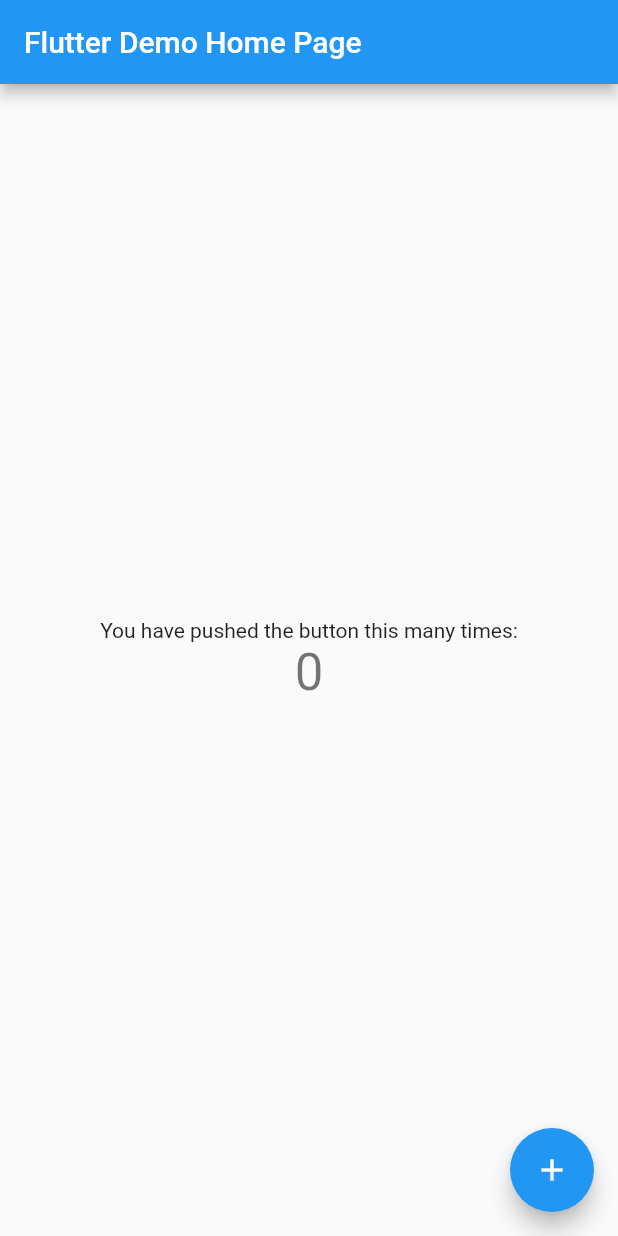
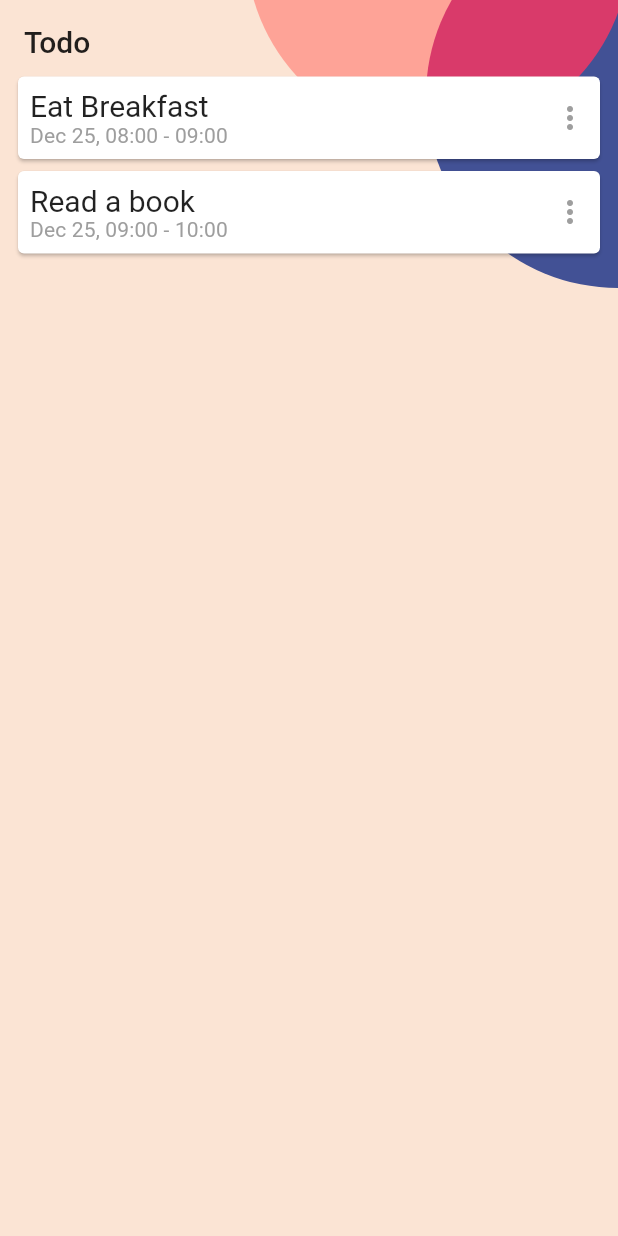
Before and after one commit to CoderJava/Flutter-Firestore-Todo, a Flutter app: the screen it shows after launch, on a phone screen of 412 x 824 dp. Run offline on Flutter 3.47's test engine with Material 2 defaults, Android fonts, the phone set to English and light mode, and no system bars; our stand-ins replace cloud_firestore; accounts and stored records are empty.

Commit message:
Create background for list todo

```diff
--- a/lib/main.dart
+++ b/lib/main.dart
@@ -1,111 +1,143 @@
+import 'package:cloud_firestore/cloud_firestore.dart';
 import 'package:flutter/material.dart';
 
 void main() => runApp(MyApp());
 
 class MyApp extends StatelessWidget {
-  // This widget is the root of your application.
   @override
   Widget build(BuildContext context) {
     return MaterialApp(
       title: 'Flutter Demo',
+      debugShowCheckedModeBanner: false,
       theme: ThemeData(
-        // This is the theme of your application.
-        //
-        // Try running your application with "flutter run". You'll see the
-        // application has a blue toolbar. Then, without quitting the app, try
-        // changing the primarySwatch below to Colors.green and then invoke
-        // "hot reload" (press "r" in the console where you ran "flutter run",
-        // or simply save your changes to "hot reload" in a Flutter IDE).
-        // Notice that the counter didn't reset back to zero; the application
-        // is not restarted.
-        primarySwatch: Colors.blue,
+        primaryColor: Color(0xFFFBE4D4),
       ),
-      home: MyHomePage(title: 'Flutter Demo Home Page'),
+      home: HomeScreen(),
     );
   }
 }
 
-class MyHomePage extends StatefulWidget {
-  MyHomePage({Key key, this.title}) : super(key: key);
-
-  // This widget is the home page of your application. It is stateful, meaning
-  // that it has a State object (defined below) that contains fields that affect
-  // how it looks.
-
-  // This class is the configuration for the state. It holds the values (in this
-  // case the title) provided by the parent (in this case the App widget) and
-  // used by the build method of the State. Fields in a Widget subclass are
-  // always marked "final".
-
-  final String title;
-
-  @override
-  _MyHomePageState createState() => _MyHomePageState();
-}
-
-class _MyHomePageState extends State<MyHomePage> {
-  int _counter = 0;
-
-  void _incrementCounter() {
-    setState(() {
-      // This call to setState tells the Flutter framework that something has
-      // changed in this State, which causes it to rerun the build method below
-      // so that the display can reflect the updated values. If we changed
-      // _counter without calling setState(), then the build method would not be
-      // called again, and so nothing would appear to happen.
-      _counter++;
-    });
-  }
+class HomeScreen extends StatelessWidget {
+  final Firestore firestore = Firestore.instance;
+  final Color colorPrimary = Color(0xFFFBE4D4);
+  final Color colorSecondary = Color(0xFFEC81B7);
+  final Color colorTertiary = Color(0xFF425195);
+  final List<Map<String, dynamic>> datas = [
+    {
+      'task_name': 'Eat Breakfast',
+      'date': 'Dec 25',
+      'time': '08:00 - 09:00',
+    },
+    {
+      'task_name': 'Read a book',
+      'date': 'Dec 25',
+      'time': '09:00 - 10:00',
+    },
+  ];
 
   @override
   Widget build(BuildContext context) {
-    // This method is rerun every time setState is called, for instance as done
-    // by the _incrementCounter method above.
-    //
-    // The Flutter framework has been optimized to make rerunning build methods
-    // fast, so that you can just rebuild anything that needs updating rather
-    // than having to individually change instances of widgets.
+    MediaQueryData mediaQueryData = MediaQuery.of(context);
+    double widthScreen = mediaQueryData.size.width;
+    double heightScreen = mediaQueryData.size.height;
+
     return Scaffold(
-      appBar: AppBar(
-        // Here we take the value from the MyHomePage object that was created by
-        // the App.build method, and use it to set our appbar title.
-        title: Text(widget.title),
-      ),
-      body: Center(
-        // Center is a layout widget. It takes a single child and positions it
-        // in the middle of the parent.
-        child: Column(
-          // Column is also a layout widget. It takes a list of children and
-          // arranges them vertically. By default, it sizes itself to fit its
-          // children horizontally, and tries to be as tall as its parent.
-          //
-          // Invoke "debug painting" (press "p" in the console, choose the
-          // "Toggle Debug Paint" action from the Flutter Inspector in Android
-          // Studio, or the "Toggle Debug Paint" command in Visual Studio Code)
-          // to see the wireframe for each widget.
-          //
-          // Column has various properties to control how it sizes itself and
-          // how it positions its children. Here we use mainAxisAlignment to
-          // center the children vertically; the main axis here is the vertical
-          // axis because Columns are vertical (the cross axis would be
-          // horizontal).
-          mainAxisAlignment: MainAxisAlignment.center,
+      backgroundColor: colorPrimary,
+      body: SafeArea(
+        child: Stack(
           children: <Widget>[
-            Text(
-              'You have pushed the button this many times:',
+            Positioned(
+              top: -64,
+              right: -128,
+              child: Container(
+                width: 256.0,
+                height: 256.0,
+                decoration: BoxDecoration(
+                  borderRadius: BorderRadius.circular(9000),
+                  color: colorTertiary,
+                ),
+              ),
             ),
-            Text(
-              '$_counter',
-              style: Theme.of(context).textTheme.headline4,
+            Positioned(
+              top: -164,
+              right: -8.0,
+              child: Container(
+                width: 256.0,
+                height: 256.0,
+                decoration: BoxDecoration(
+                  borderRadius: BorderRadius.circular(9000),
+                  backgroundBlendMode: BlendMode.hardLight,
+                  color: Colors.redAccent.withOpacity(0.8),
+                ),
+              ),
             ),
+            _buildWidgetListTodo(widthScreen, heightScreen, context),
           ],
         ),
       ),
-      floatingActionButton: FloatingActionButton(
-        onPressed: _incrementCounter,
-        tooltip: 'Increment',
-        child: Icon(Icons.add),
-      ), // This trailing comma makes auto-formatting nicer for build methods.
+    );
+  }
+
+  Container _buildWidgetListTodo(double widthScreen, double heightScreen, BuildContext context) {
+    return Container(
+      width: widthScreen,
+      height: heightScreen,
+      child: Column(
+        crossAxisAlignment: CrossAxisAlignment.start,
+        children: <Widget>[
+          Padding(
+            padding: const EdgeInsets.only(left: 16.0, top: 16.0),
+            child: Text(
+              'Todo',
+              style: Theme.of(context).textTheme.title,
+            ),
+          ),
+          Expanded(
+            child: ListView.builder(
+              padding: EdgeInsets.all(8.0),
+              itemCount: datas.length,
+              itemBuilder: (BuildContext context, int index) {
+                Map<String, dynamic> itemData = datas[index];
+                return Card(
+                  child: Padding(
+                    padding: const EdgeInsets.all(8.0),
+                    child: Row(
+                      mainAxisSize: MainAxisSize.max,
+                      crossAxisAlignment: CrossAxisAlignment.center,
+                      children: <Widget>[
+                        Expanded(
+                          child: Column(
+                            mainAxisSize: MainAxisSize.min,
+                            crossAxisAlignment: CrossAxisAlignment.start,
+                            children: <Widget>[
+                              Text(
+                                itemData['task_name'],
+                                style: Theme.of(context).textTheme.title.merge(
+                                      TextStyle(fontWeight: FontWeight.normal),
+                                    ),
+                              ),
+                              Text(
+                                itemData['date'] + ', ' + itemData['time'],
+                                style: Theme.of(context).textTheme.subtitle.merge(
+                                      TextStyle(color: Colors.grey, fontWeight: FontWeight.normal),
+                                    ),
+                              ),
+                            ],
+                          ),
+                        ),
+                        Icon(
+                          Icons.more_vert,
+                          color: Colors.grey,
+                        ),
+                      ],
+                    ),
+                  ),
+                );
+              },
+            ),
+          ),
+        ],
+      ),
     );
   }
 }
```
Also changed, not shown: pubspec.yaml (+9 -0 lines), pubspec.lock, 8 other files.
